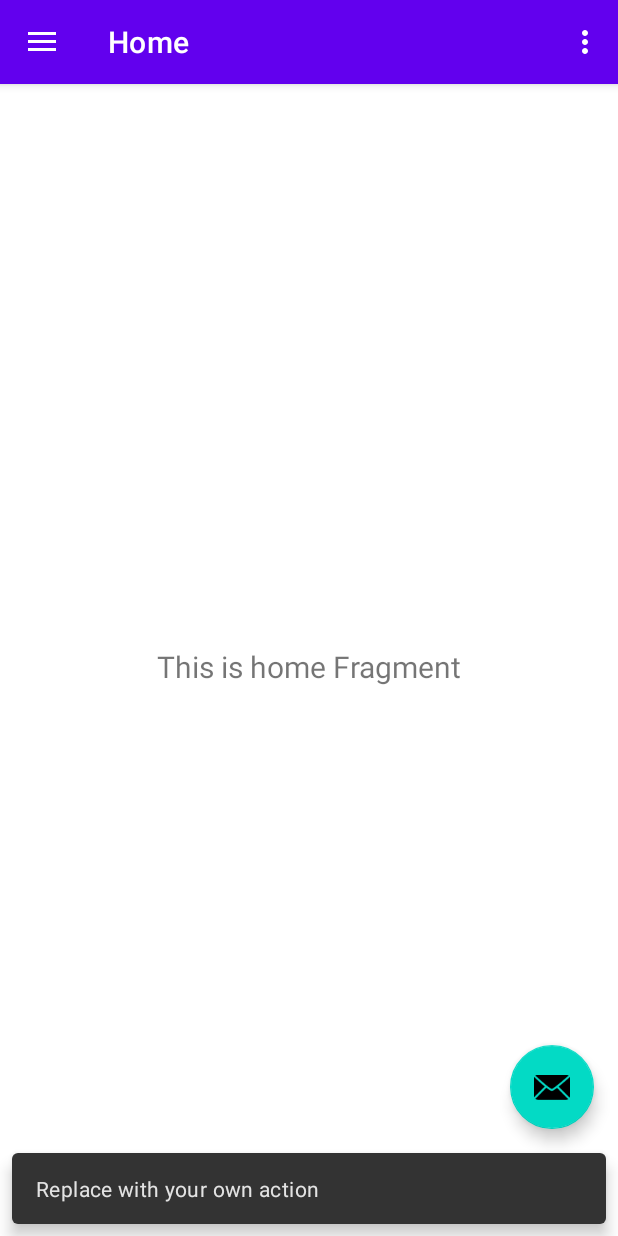
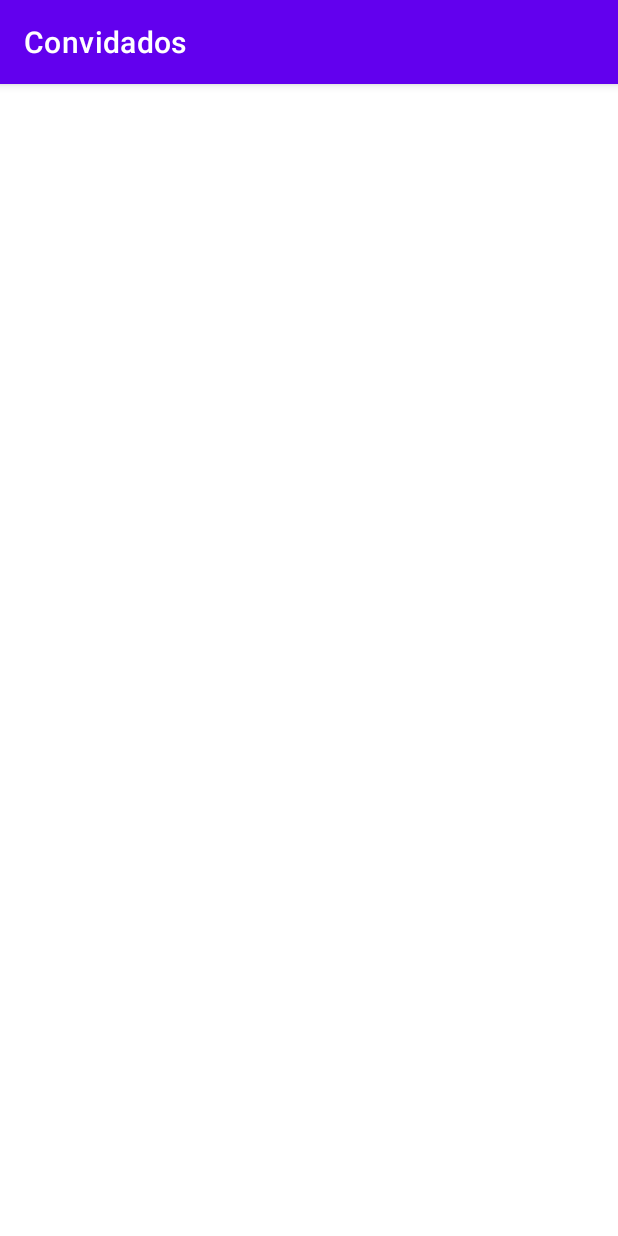
Before and after one commit to agathaappb/convidados, an Android app: the screen it shows after launch (MainActivity before the commit, GuestFormActivity after it), after a tap on an icon or button, on a phone screen of 412 x 824 dp. Run offline under Robolectric (Android 15) with nearby library versions, the phone set to English and light mode, and no system bars; our stand-ins replace navigation-ui.

Commit message:
refatorando fluxos e nomes de telas

```diff
--- a/app/src/main/AndroidManifest.xml
+++ b/app/src/main/AndroidManifest.xml
@@ -9,11 +9,12 @@
         android:roundIcon="@mipmap/ic_launcher_round"
         android:supportsRtl="true"
         android:theme="@style/Theme.Convidados">
+        <activity android:name=".GuestFormActivity"></activity>
         <activity
             android:name=".MainActivity"
+            android:exported="true"
             android:label="@string/app_name"
-            android:theme="@style/Theme.Convidados.NoActionBar"
-            android:exported="true">
+            android:theme="@style/Theme.Convidados.NoActionBar">
             <intent-filter>
                 <action android:name="android.intent.action.MAIN" />
 
--- /dev/null
+++ b/app/src/main/java/com/example/convidados/GuestFormActivity.kt
@@ -0,0 +1,11 @@
+package com.example.convidados
+
+import androidx.appcompat.app.AppCompatActivity
+import android.os.Bundle
+
+class GuestFormActivity : AppCompatActivity() {
+    override fun onCreate(savedInstanceState: Bundle?) {
+        super.onCreate(savedInstanceState)
+        setContentView(R.layout.activity_guest_form)
+    }
+}
--- a/app/src/main/java/com/example/convidados/MainActivity.kt
+++ b/app/src/main/java/com/example/convidados/MainActivity.kt
@@ -1,5 +1,6 @@
 package com.example.convidados
 
+import android.content.Intent
 import android.os.Bundle
 import android.view.Menu
 import com.google.android.material.snackbar.Snackbar
@@ -27,8 +28,7 @@ class MainActivity : AppCompatActivity() {
         setSupportActionBar(binding.appBarMain.toolbar)
 
         binding.appBarMain.fab.setOnClickListener { view ->
-            Snackbar.make(view, "Replace with your own action", Snackbar.LENGTH_LONG)
-                .setAction("Action", null).show()
+            startActivity(Intent(this,GuestFormActivity::class.java))
         }
         val drawerLayout: DrawerLayout = binding.drawerLayout
         val navView: NavigationView = binding.navView
@@ -37,17 +37,11 @@ class MainActivity : AppCompatActivity() {
         // menu should be considered as top level destinations.
         appBarConfiguration = AppBarConfiguration(
             setOf(
-                R.id.nav_home, R.id.nav_gallery, R.id.nav_slideshow
+                R.id.nav_all, R.id.nav_presents, R.id.nav_absents
             ), drawerLayout
         )
         setupActionBarWithNavController(navController, appBarConfiguration)
         navView.setupWithNavController(navController)
-    }
-
-    override fun onCreateOptionsMenu(menu: Menu): Boolean {
-        // Inflate the menu; this adds items to the action bar if it is present.
-        menuInflater.inflate(R.menu.main, menu)
-        return true
     }
 
     override fun onSupportNavigateUp(): Boolean {
--- a/app/src/main/java/com/example/convidados/ui/slideshow/SlideshowViewModel.kt
+++ b/app/src/main/java/com/example/convidados/ui/gallery/PresentViewModel.kt
@@ -1,13 +1,13 @@
-package com.example.convidados.ui.slideshow
+package com.example.convidados.ui.gallery
 
 import androidx.lifecycle.LiveData
 import androidx.lifecycle.MutableLiveData
 import androidx.lifecycle.ViewModel
 
-class SlideshowViewModel : ViewModel() {
+class PresentViewModel : ViewModel() {
 
     private val _text = MutableLiveData<String>().apply {
-        value = "This is slideshow Fragment"
+        value = "This is present Fragment"
     }
     val text: LiveData<String> = _text
 }
--- a/app/src/main/java/com/example/convidados/ui/home/HomeFragment.kt
+++ b/app/src/main/java/com/example/convidados/ui/home/AllGuestsFragment.kt
@@ -8,12 +8,11 @@ import android.widget.TextView
 import androidx.fragment.app.Fragment
 import androidx.lifecycle.Observer
 import androidx.lifecycle.ViewModelProvider
-import com.example.convidados.R
 import com.example.convidados.databinding.FragmentHomeBinding
 
-class HomeFragment : Fragment() {
+class AllGuestsFragment : Fragment() {
 
-    private lateinit var homeViewModel: HomeViewModel
+    private lateinit var allGuestsViewModel: AllGuestsViewModel
     private var _binding: FragmentHomeBinding? = null
 
     // This property is only valid between onCreateView and
@@ -25,14 +24,14 @@ class HomeFragment : Fragment() {
         container: ViewGroup?,
         savedInstanceState: Bundle?
     ): View? {
-        homeViewModel =
-            ViewModelProvider(this).get(HomeViewModel::class.java)
+        allGuestsViewModel =
+            ViewModelProvider(this).get(AllGuestsViewModel::class.java)
 
         _binding = FragmentHomeBinding.inflate(inflater, container, false)
         val root: View = binding.root
 
         val textView: TextView = binding.textHome
-        homeViewModel.text.observe(viewLifecycleOwner, Observer {
+        allGuestsViewModel.text.observe(viewLifecycleOwner, Observer {
             textView.text = it
         })
         return root
--- a/app/src/main/java/com/example/convidados/ui/home/HomeViewModel.kt
+++ b/app/src/main/java/com/example/convidados/ui/home/AllGuestsViewModel.kt
@@ -4,10 +4,10 @@ import androidx.lifecycle.LiveData
 import androidx.lifecycle.MutableLiveData
 import androidx.lifecycle.ViewModel
 
-class HomeViewModel : ViewModel() {
+class AllGuestsViewModel : ViewModel() {
 
     private val _text = MutableLiveData<String>().apply {
-        value = "This is home Fragment"
+        value = "This is all guests Fragment"
     }
     val text: LiveData<String> = _text
 }
--- a/app/src/main/java/com/example/convidados/ui/gallery/GalleryViewModel.kt
+++ b/app/src/main/java/com/example/convidados/ui/slideshow/AbsentViewModel.kt
@@ -1,13 +1,13 @@
-package com.example.convidados.ui.gallery
+package com.example.convidados.ui.slideshow
 
 import androidx.lifecycle.LiveData
 import androidx.lifecycle.MutableLiveData
 import androidx.lifecycle.ViewModel
 
-class GalleryViewModel : ViewModel() {
+class AbsentViewModel : ViewModel() {
 
     private val _text = MutableLiveData<String>().apply {
-        value = "This is gallery Fragment"
+        value = "This is absent Fragment"
     }
     val text: LiveData<String> = _text
 }
--- /dev/null
+++ b/app/src/main/res/layout/activity_guest_form.xml
@@ -0,0 +1,9 @@
+<?xml version="1.0" encoding="utf-8"?>
+<androidx.constraintlayout.widget.ConstraintLayout xmlns:android="http://schemas.android.com/apk/res/android"
+    xmlns:app="http://schemas.android.com/apk/res-auto"
+    xmlns:tools="http://schemas.android.com/tools"
+    android:layout_width="match_parent"
+    android:layout_height="match_parent"
+    tools:context=".GuestFormActivity">
+
+</androidx.constraintlayout.widget.ConstraintLayout>
--- a/app/src/main/res/layout/fragment_gallery.xml
+++ b/app/src/main/res/layout/fragment_gallery.xml
@@ -4,7 +4,7 @@
     xmlns:tools="http://schemas.android.com/tools"
     android:layout_width="match_parent"
     android:layout_height="match_parent"
-    tools:context=".ui.gallery.GalleryFragment">
+    tools:context=".ui.gallery.PresentFragment">
 
     <TextView
         android:id="@+id/text_gallery"
--- a/app/src/main/res/layout/fragment_home.xml
+++ b/app/src/main/res/layout/fragment_home.xml
@@ -4,7 +4,7 @@
     xmlns:tools="http://schemas.android.com/tools"
     android:layout_width="match_parent"
     android:layout_height="match_parent"
-    tools:context=".ui.home.HomeFragment">
+    tools:context=".ui.home.AllGuestsFragment">
 
     <TextView
         android:id="@+id/text_home"
--- a/app/src/main/res/layout/fragment_slideshow.xml
+++ b/app/src/main/res/layout/fragment_slideshow.xml
@@ -4,7 +4,7 @@
     xmlns:tools="http://schemas.android.com/tools"
     android:layout_width="match_parent"
     android:layout_height="match_parent"
-    tools:context=".ui.slideshow.SlideshowFragment">
+    tools:context=".ui.slideshow.AbsentFragment">
 
     <TextView
         android:id="@+id/text_slideshow"
--- a/app/src/main/res/menu/activity_main_drawer.xml
+++ b/app/src/main/res/menu/activity_main_drawer.xml
@@ -5,16 +5,16 @@
 
     <group android:checkableBehavior="single">
         <item
-            android:id="@+id/nav_home"
+            android:id="@+id/nav_all"
             android:icon="@drawable/ic_menu_camera"
-            android:title="@string/menu_home" />
+            android:title="@string/menu_all_guests" />
         <item
-            android:id="@+id/nav_gallery"
+            android:id="@+id/nav_presents"
             android:icon="@drawable/ic_menu_gallery"
-            android:title="@string/menu_gallery" />
+            android:title="@string/menu_presents" />
         <item
-            android:id="@+id/nav_slideshow"
+            android:id="@+id/nav_absents"
             android:icon="@drawable/ic_menu_slideshow"
-            android:title="@string/menu_slideshow" />
+            android:title="@string/menu_absents" />
     </group>
 </menu>
--- a/app/src/main/res/navigation/mobile_navigation.xml
+++ b/app/src/main/res/navigation/mobile_navigation.xml
@@ -3,23 +3,23 @@
     xmlns:app="http://schemas.android.com/apk/res-auto"
     xmlns:tools="http://schemas.android.com/tools"
     android:id="@+id/mobile_navigation"
-    app:startDestination="@+id/nav_home">
+    app:startDestination="@+id/nav_all">
 
     <fragment
-        android:id="@+id/nav_home"
-        android:name="com.example.convidados.ui.home.HomeFragment"
-        android:label="@string/menu_home"
+        android:id="@+id/nav_all"
+        android:name="com.example.convidados.ui.home.AllGuestsFragment"
+        android:label="@string/menu_all_guests"
         tools:layout="@layout/fragment_home" />
 
     <fragment
-        android:id="@+id/nav_gallery"
-        android:name="com.example.convidados.ui.gallery.GalleryFragment"
-        android:label="@string/menu_gallery"
+        android:id="@+id/nav_presents"
+        android:name="com.example.convidados.ui.gallery.PresentFragment"
+        android:label="@string/menu_presents"
         tools:layout="@layout/fragment_gallery" />
 
     <fragment
-        android:id="@+id/nav_slideshow"
-        android:name="com.example.convidados.ui.slideshow.SlideshowFragment"
-        android:label="@string/menu_slideshow"
+        android:id="@+id/nav_absents"
+        android:name="com.example.convidados.ui.slideshow.AbsentFragment"
+        android:label="@string/menu_absents"
         tools:layout="@layout/fragment_slideshow" />
 </navigation>
--- a/app/src/main/res/values/strings.xml
+++ b/app/src/main/res/values/strings.xml
@@ -7,7 +7,7 @@
     <string name="nav_header_desc">Navigation header</string>
     <string name="action_settings">Settings</string>
 
-    <string name="menu_home">Home</string>
-    <string name="menu_gallery">Gallery</string>
-    <string name="menu_slideshow">Slideshow</string>
+    <string name="menu_all_guests">Todos</string>
+    <string name="menu_presents">Presentes</string>
+    <string name="menu_absents">Ausentes</string>
 </resources>
```
Also changed, not shown: app/src/main/java/com/example/convidados/ui/gallery/PresentFragment.kt (renamed from app/src/main/java/com/example/convidados/ui/gallery/GalleryFragment.kt, +5 -6 lines), app/src/main/java/com/example/convidados/ui/slideshow/AbsentFragment.kt (renamed from app/src/main/java/com/example/convidados/ui/slideshow/SlideshowFragment.kt, +5 -6 lines).
